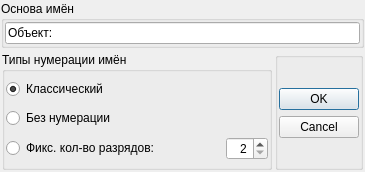
Before: the Qt Designer form Dialogs/batch_rename_dialog.ui in Intueor/Z-Editor, drawn with Qt 5.
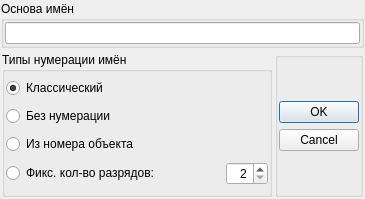
After: the same form once the commit is applied. Icons and pictures are not drawn.

What changed in the file:
```diff
--- a/Dialogs/batch_rename_dialog.ui
+++ b/Dialogs/batch_rename_dialog.ui
@@ -7,7 +7,7 @@
     <x>0</x>
     <y>0</y>
     <width>365</width>
-    <height>172</height>
+    <height>199</height>
    </rect>
   </property>
   <property name="windowTitle">
@@ -55,11 +55,7 @@
        <number>1</number>
       </property>
       <item>
-       <widget class="QLineEdit" name="BaseName_lineEdit">
-        <property name="text">
-         <string>Объект: </string>
-        </property>
-       </widget>
+       <widget class="QLineEdit" name="BaseName_lineEdit"/>
       </item>
      </layout>
     </widget>
@@ -109,7 +105,7 @@
           </property>
          </widget>
         </item>
-        <item row="2" column="1">
+        <item row="3" column="1">
          <widget class="QSpinBox" name="spinBox">
           <property name="maximumSize">
            <size>
@@ -141,13 +137,20 @@
           </property>
          </widget>
         </item>
-        <item row="2" column="0">
+        <item row="3" column="0">
          <widget class="QRadioButton" name="Digits_radioButton">
           <property name="text">
            <string>Фикс. кол-во разрядов:</string>
           </property>
          </widget>
         </item>
+        <item row="2" column="0">
+         <widget class="QRadioButton" name="FromUID_radioButton">
+          <property name="text">
+           <string>Из номера объекта</string>
+          </property>
+         </widget>
+        </item>
        </layout>
       </widget>
      </item>
```
